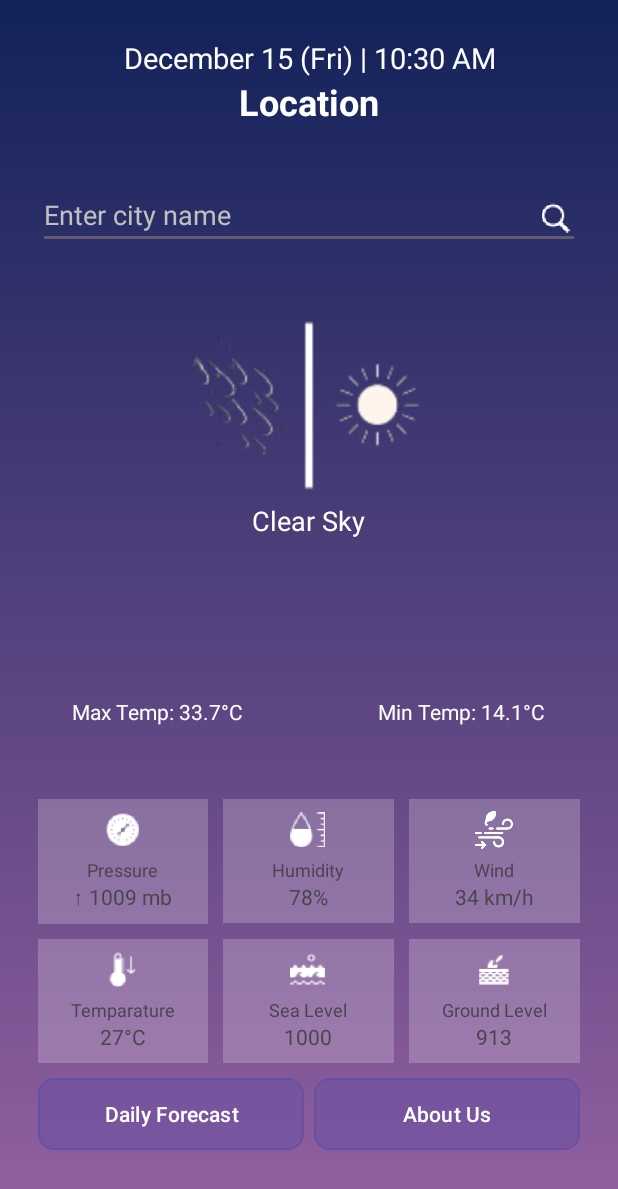
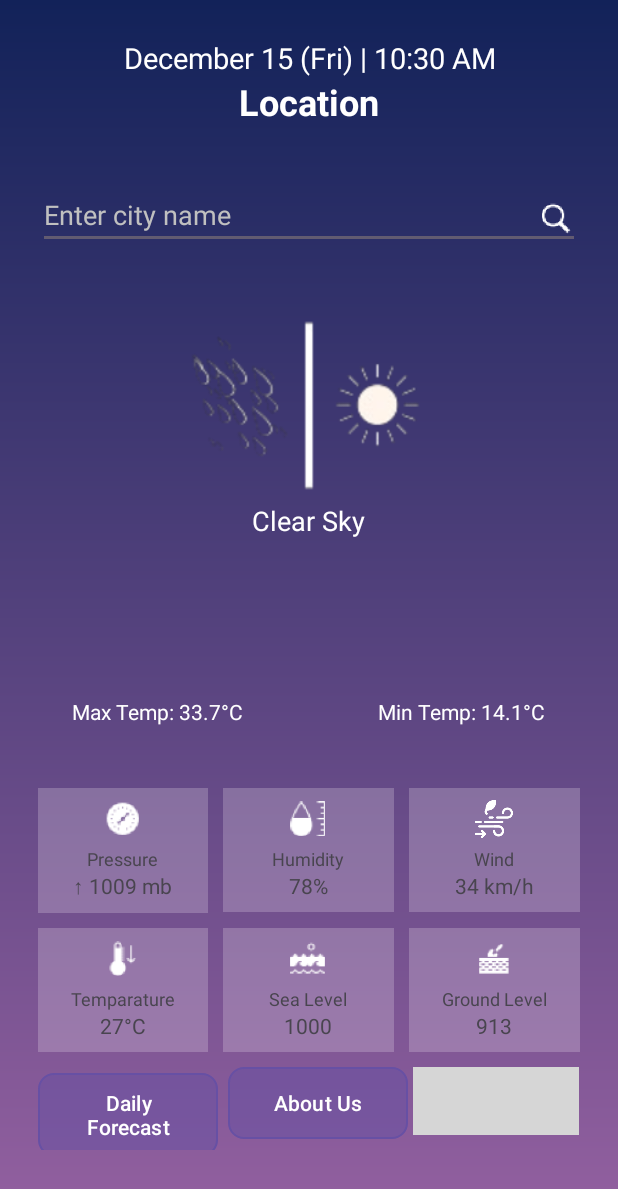
Before and after one commit to rosnifarook/WeatherLink, an Android app: the screen it shows after launch (WeatherActivity), on a phone screen of 412 x 824 dp. Shown: the top 1189 px of the screen. Run offline under Robolectric (Android 15) with nearby library versions, the phone set to English and light mode, and no system bars; our stand-ins replace Picasso, Volley; pictures from the network do not load; grey boxes are pictures that could not be loaded.

Commit message:
Updated 2:28 AM

```diff
--- a/app/src/main/java/com/nibm/myapplication/WeatherActivity.kt
+++ b/app/src/main/java/com/nibm/myapplication/WeatherActivity.kt
@@ -11,6 +11,7 @@ import android.view.MotionEvent
 import android.view.View
 import android.widget.Button
 import android.widget.EditText
+import android.widget.ImageButton
 import android.widget.ImageView
 import android.widget.TextView
 import android.widget.Toast
@@ -22,6 +23,7 @@ import com.android.volley.Request
 import com.android.volley.toolbox.JsonObjectRequest
 import com.android.volley.toolbox.Volley
 import com.nibm.myapplication.AboutUsActivity
+import com.nibm.myapplication.GoogleMapActivity
 import com.nibm.myapplication.R
 import com.squareup.picasso.Picasso
 import kotlinx.coroutines.CoroutineScope
@@ -49,6 +51,7 @@ class WeatherActivity : AppCompatActivity() {
     private lateinit var sea_level : TextView
     private lateinit var grnd_level : TextView
     private lateinit var btnAboutUs : Button
+    private lateinit var btnMap : ImageButton
     private lateinit var fusedLocationClient: FusedLocationProviderClient
     private val apiKey = "7df53ab1cb496bd0eed2ef64eddec83e"
 
@@ -81,6 +84,7 @@ class WeatherActivity : AppCompatActivity() {
         sea_level = findViewById(R.id.sea_level)
         grnd_level = findViewById(R.id.grnd_level)
         btnAboutUs = findViewById(R.id.btnAboutUs)
+        btnMap = findViewById(R.id.btnMap)
 
         // Initialize the additional TextView elements
         txtPressureDetails = findViewById(R.id.txt_pressureDetails)
@@ -105,6 +109,16 @@ class WeatherActivity : AppCompatActivity() {
             // Get the current location, temperature, weather description, and weather icon for the current location
             getCurrentLocation()
         }
+
+        btnMap.setOnClickListener {
+            // Create an Intent to navigate to ForeCastDashBoard
+            val intent = Intent(this@WeatherActivity, GoogleMapActivity::class.java)
+
+            // Start the ForeCastDashBoard activity
+            startActivity(intent)
+        }
+
+
 
         // Set an OnClickListener for the button
         btnAboutUs.setOnClickListener {
--- a/app/src/main/res/layout/activity_weather_home.xml
+++ b/app/src/main/res/layout/activity_weather_home.xml
@@ -392,7 +392,7 @@
                     android:id="@+id/futurecard"
                     android:layout_width="0dp"
                     android:layout_height="wrap_content"
-                    android:layout_weight="2"
+                    android:layout_weight="0.8"
                     android:background="@drawable/rounded_button"
                     android:text="Daily Forecast"
                     android:layout_marginRight="3dp"/>
@@ -401,15 +401,22 @@
                     android:id="@+id/btnAboutUs"
                     android:layout_width="0dp"
                     android:layout_height="wrap_content"
-                    android:layout_weight="2"
+                    android:layout_weight="0.8"
                     android:background="@drawable/rounded_button"
                     android:text="About Us"
                     android:layout_marginLeft="3dp"/>
 
+                <ImageButton
+                    android:id="@+id/btnMap"
+                    android:layout_width="wrap_content"
+                    android:layout_height="45dp"
+                    android:layout_weight="0.1"
+                    android:layout_marginLeft="3dp"
+                    android:background="@drawable/ic_map4"/>
+
             </LinearLayout>
 
         </LinearLayout>
-
 
     </RelativeLayout>
 
--- a/app/src/main/res/values/strings.xml
+++ b/app/src/main/res/values/strings.xml
@@ -1,4 +1,5 @@
 <resources>
     <string name="app_name">Weather Link</string>
     <string name="weather_link">Weather Link</string>
+    <string name="my_map_api_key">AIzaSyDT0dzC9tCrgIe4SGRUKcEq7yv3dw09-bI</string>
 </resources>
```
Also changed, not shown: app/src/main/AndroidManifest.xml (+8 -1 lines).
